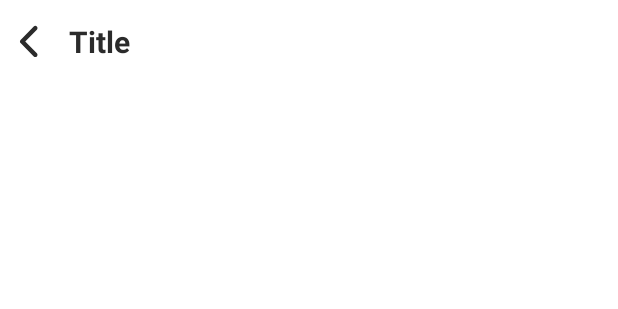
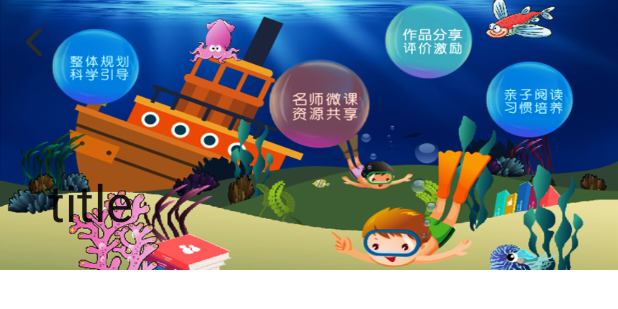
Before and after one commit to SakurasQAQ/ydhyfinal, an Android app: the layout activity_books_frag_detail_list.xml on its own in the app's theme, with its tools: preview values and no code run, on a phone screen of 412 x 824 dp. Shown: the top 309 px of the screen. Run offline under Robolectric (Android 15) with nearby library versions, the phone set to English and light mode, and no system bars.

Commit message:
阅读海洋 change booksfragdetaillist 标题栏显示

```diff
--- a/app/src/main/java/com/sakura/ydhyfinal/Activity/BooksFragDetailListActivity.java
+++ b/app/src/main/java/com/sakura/ydhyfinal/Activity/BooksFragDetailListActivity.java
@@ -36,9 +36,9 @@ public class BooksFragDetailListActivity extends AppCompatActivity {
 
     private View.OnClickListener listener = view -> {
         switch (view.getId()){
-            case R.id.booklist_back:
-                finish();
-                break;
+//            case R.id.booklist_back:
+//
+//                break;
         }
 
     };
@@ -62,6 +62,13 @@ public class BooksFragDetailListActivity extends AppCompatActivity {
 
 
         initView();
+
+        binding.toobars.setNavigationOnClickListener(new View.OnClickListener() {
+            @Override
+            public void onClick(View view) {
+                finish();
+            }
+        });
 
 
         binding.booklistsRecy.setLayoutManager(new LinearLayoutManager(this,LinearLayoutManager.VERTICAL,false));
@@ -89,7 +96,11 @@ public class BooksFragDetailListActivity extends AppCompatActivity {
 
 
         String tits = getIntent().getStringExtra("Tilts");
-        binding.bookslistsTit.setText(tits);
+        binding.colltit.setTitle(tits);
+
+
+
+
 
 
 
@@ -110,7 +121,7 @@ public class BooksFragDetailListActivity extends AppCompatActivity {
 
 
     private void addlistener(){
-        binding.booklistBack.setOnClickListener(listener);
+        //binding.booklistBack.setOnClickListener(listener);
 
     }
 
--- a/app/src/main/java/com/sakura/ydhyfinal/ViewModel/BooksFragDetailViewModel.java
+++ b/app/src/main/java/com/sakura/ydhyfinal/ViewModel/BooksFragDetailViewModel.java
@@ -40,7 +40,10 @@ public class BooksFragDetailViewModel extends AndroidViewModel {
     public Get_MobileBook_GetBooks getbacklist;
 
 
-//    private MutableLiveData<List<Get_MobleBooks_Getdetails[]>> mListData;
+
+
+
+    //    private MutableLiveData<List<Get_MobleBooks_Getdetails[]>> mListData;
 //    public MutableLiveData<List<Get_MobleBooks_Getdetails[]>> getmListData(){
 //
 //        if(mListData == null){
--- a/app/src/main/res/drawable/ic_backleft.xml
+++ b/app/src/main/res/drawable/ic_backleft.xml
@@ -1,6 +1,6 @@
 <vector xmlns:android="http://schemas.android.com/apk/res/android"
-    android:width="32dp"
-    android:height="32dp"
+    android:width="24dp"
+    android:height="24dp"
     android:viewportWidth="1024"
     android:viewportHeight="1024">
   <path
--- a/app/src/main/res/layout/activity_books_frag_detail_list.xml
+++ b/app/src/main/res/layout/activity_books_frag_detail_list.xml
@@ -5,64 +5,68 @@
 
     <data>
 
+
+
     </data>
 
-    <LinearLayout
+    <androidx.coordinatorlayout.widget.CoordinatorLayout
         android:layout_width="match_parent"
         android:layout_height="match_parent"
         tools:context=".Activity.BooksFragDetailListActivity"
-        android:orientation="vertical">
+        >
+        <com.google.android.material.appbar.AppBarLayout
+            android:layout_width="match_parent"
+            android:layout_height="180dp">
 
-        <androidx.appcompat.widget.Toolbar
-            android:layout_width="match_parent"
-            android:layout_height="?attr/actionBarSize"
-            android:background="@color/white"
-            app:contentInsetStart="0dp"
-            android:padding="2dp">
+            <com.google.android.material.appbar.CollapsingToolbarLayout
+                android:id="@+id/colltit"
+                android:layout_width="match_parent"
+                android:layout_height="wrap_content"
+                app:contentScrim="@color/white"
+                app:layout_scrollFlags="scroll|exitUntilCollapsed"
+                android:fitsSystemWindows="true"
 
 
-            <LinearLayout
-                android:layout_width="match_parent"
-                android:layout_height="match_parent"
-                android:orientation="horizontal"
-
+                app:title="title"
                 >
 
                 <ImageView
-                    android:id="@+id/booklist_back"
-                    android:layout_width="26dp"
-                    android:layout_height="26dp"
-                    android:layout_gravity="center"
-                    android:layout_marginLeft="12dp"
-                    android:src="@drawable/ic_backleft"
-                    android:clickable="true"
+                    android:layout_width="match_parent"
+                    android:layout_height="match_parent"
+                    android:src="@drawable/banner"
+                    android:scaleType="fitXY"
+                    app:layout_collapseMode="parallax"/>
 
-                    ></ImageView>
-
-                <TextView
-                    android:id="@+id/bookslists_tit"
-                    android:layout_width="wrap_content"
-                    android:layout_height="wrap_content"
-                    android:text="Title"
-                    android:textColor="@color/mainblack"
-                    android:textStyle="bold"
-                    android:layout_gravity="center"
-                    android:textSize="20sp"
-                    android:layout_marginLeft="8dp" />
-
-            </LinearLayout>
+                <androidx.appcompat.widget.Toolbar
+                    android:id="@+id/toobars"
+                    android:layout_width="match_parent"
+                    android:layout_height="?attr/actionBarSize"
+                    app:navigationIcon="@drawable/ic_backleft"
+                    app:layout_collapseMode="pin"
+                    app:contentInsetStartWithNavigation="0dp"
+                    app:contentInsetStart="0dp">
 
 
-        </androidx.appcompat.widget.Toolbar>
+                </androidx.appcompat.widget.Toolbar>
+
+
+
+            </com.google.android.material.appbar.CollapsingToolbarLayout>
+        </com.google.android.material.appbar.AppBarLayout>
+
+
+
 
 
         <androidx.recyclerview.widget.RecyclerView
             android:id="@+id/booklists_recy"
             android:layout_width="match_parent"
-            android:layout_height="match_parent">
+            android:layout_height="match_parent"
+            app:layout_behavior="@string/appbar_scrolling_view_behavior"
+            >
 
         </androidx.recyclerview.widget.RecyclerView>
 
 
-    </LinearLayout>
+    </androidx.coordinatorlayout.widget.CoordinatorLayout>
 </layout>
```
